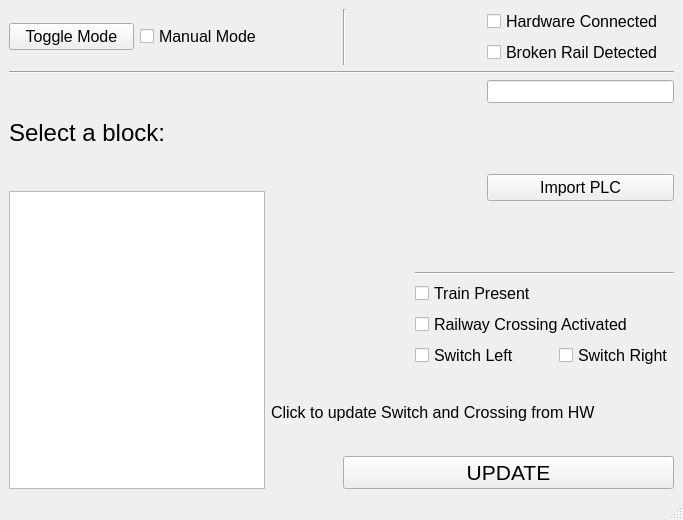
This is Conductors_TrainSystem/hwtcinterface.ui in JHarnishfeger/ECE1140_Conductors as Qt 5 draws it before an edit. The edited form follows.
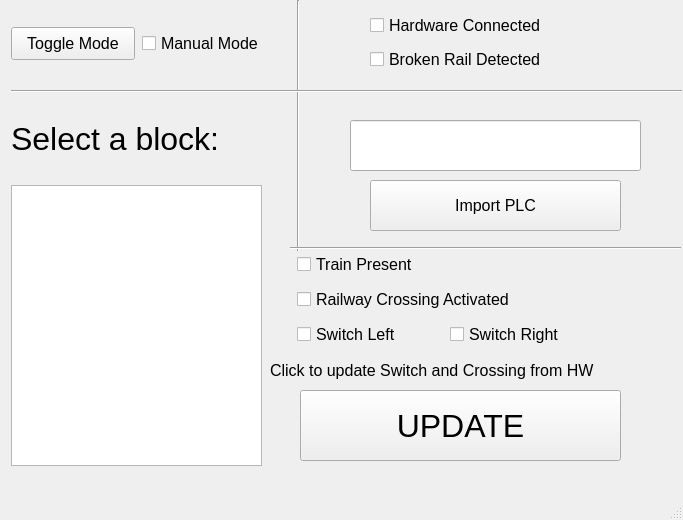
This is the edited form.

```diff
--- a/Conductors_TrainSystem/hwtcinterface.ui
+++ b/Conductors_TrainSystem/hwtcinterface.ui
@@ -14,9 +14,15 @@
    <string>HWTCInterface</string>
   </property>
   <widget class="QWidget" name="centralwidget">
-   <layout class="QGridLayout" name="gridLayout">
-    <item row="0" column="0">
      <widget class="QPushButton" name="pushButton">
+    <property name="geometry">
+     <rect>
+      <x>11</x>
+      <y>27</y>
+      <width>124</width>
+      <height>33</height>
+     </rect>
+    </property>
       <property name="font">
        <font>
         <pointsize>12</pointsize>
@@ -26,9 +32,15 @@
        <string>Toggle Mode</string>
       </property>
      </widget>
-    </item>
-    <item row="0" column="1" colspan="2">
      <widget class="QCheckBox" name="ModeBox">
+    <property name="geometry">
+     <rect>
+      <x>142</x>
+      <y>29</y>
+      <width>145</width>
+      <height>28</height>
+     </rect>
+    </property>
       <property name="font">
        <font>
         <pointsize>12</pointsize>
@@ -38,9 +50,15 @@
        <string>Manual Mode</string>
       </property>
      </widget>
-    </item>
-    <item row="0" column="3" colspan="2">
      <widget class="Line" name="line_2">
+    <property name="geometry">
+     <rect>
+      <x>290</x>
+      <y>0</y>
+      <width>16</width>
+      <height>251</height>
+     </rect>
+    </property>
       <property name="font">
        <font>
         <pointsize>12</pointsize>
@@ -50,62 +68,46 @@
        <enum>Qt::Vertical</enum>
       </property>
      </widget>
-    </item>
-    <item row="0" column="5" colspan="2">
-     <layout class="QVBoxLayout" name="verticalLayout">
-      <item>
-       <widget class="QCheckBox" name="HWConnection">
-        <property name="font">
-         <font>
-          <pointsize>12</pointsize>
-         </font>
-        </property>
-        <property name="mouseTracking">
-         <bool>true</bool>
-        </property>
-        <property name="text">
-         <string>Hardware Connected</string>
-        </property>
-        <property name="checkable">
-         <bool>true</bool>
-        </property>
-       </widget>
-      </item>
-      <item>
-       <widget class="QCheckBox" name="BrokenRailCheckBox">
-        <property name="font">
-         <font>
-          <pointsize>12</pointsize>
-         </font>
-        </property>
-        <property name="text">
-         <string>Broken Rail Detected</string>
-        </property>
-       </widget>
-      </item>
-     </layout>
-    </item>
-    <item row="1" column="0" colspan="7">
      <widget class="Line" name="line">
+    <property name="geometry">
+     <rect>
+      <x>11</x>
+      <y>83</y>
+      <width>671</width>
+      <height>16</height>
+     </rect>
+    </property>
       <property name="orientation">
        <enum>Qt::Horizontal</enum>
       </property>
      </widget>
-    </item>
-    <item row="2" column="0" rowspan="2" colspan="2">
      <widget class="QLabel" name="label">
+    <property name="geometry">
+     <rect>
+      <x>11</x>
+      <y>93</y>
+      <width>261</width>
+      <height>91</height>
+     </rect>
+    </property>
       <property name="font">
        <font>
-        <pointsize>18</pointsize>
+      <pointsize>24</pointsize>
        </font>
       </property>
       <property name="text">
        <string>Select a block:</string>
       </property>
      </widget>
-    </item>
-    <item row="2" column="5" colspan="2">
      <widget class="QLineEdit" name="PLCtextBox">
+    <property name="geometry">
+     <rect>
+      <x>350</x>
+      <y>120</y>
+      <width>291</width>
+      <height>51</height>
+     </rect>
+    </property>
       <property name="font">
        <font>
         <pointsize>10</pointsize>
@@ -115,9 +117,15 @@
        <string/>
       </property>
      </widget>
-    </item>
-    <item row="3" column="5" rowspan="2" colspan="2">
      <widget class="QPushButton" name="PLCButton">
+    <property name="geometry">
+     <rect>
+      <x>370</x>
+      <y>180</y>
+      <width>251</width>
+      <height>51</height>
+     </rect>
+    </property>
       <property name="font">
        <font>
         <pointsize>12</pointsize>
@@ -127,25 +135,43 @@
        <string>Import PLC</string>
       </property>
      </widget>
-    </item>
-    <item row="4" column="0" rowspan="7" colspan="2">
      <widget class="QListWidget" name="blockList">
+    <property name="geometry">
+     <rect>
+      <x>11</x>
+      <y>185</y>
+      <width>251</width>
+      <height>281</height>
+     </rect>
+    </property>
       <property name="font">
        <font>
         <pointsize>11</pointsize>
        </font>
       </property>
      </widget>
-    </item>
-    <item row="5" column="4" colspan="3">
      <widget class="Line" name="line_3">
+    <property name="geometry">
+     <rect>
+      <x>290</x>
+      <y>240</y>
+      <width>391</width>
+      <height>16</height>
+     </rect>
+    </property>
       <property name="orientation">
        <enum>Qt::Horizontal</enum>
       </property>
      </widget>
-    </item>
-    <item row="6" column="4" colspan="2">
      <widget class="QCheckBox" name="TrainPresentBox">
+    <property name="geometry">
+     <rect>
+      <x>297</x>
+      <y>250</y>
+      <width>146</width>
+      <height>28</height>
+     </rect>
+    </property>
       <property name="font">
        <font>
         <pointsize>12</pointsize>
@@ -155,9 +181,15 @@
        <string>Train Present</string>
       </property>
      </widget>
-    </item>
-    <item row="7" column="4" colspan="3">
      <widget class="QCheckBox" name="CrossingBox">
+    <property name="geometry">
+     <rect>
+      <x>297</x>
+      <y>285</y>
+      <width>266</width>
+      <height>28</height>
+     </rect>
+    </property>
       <property name="font">
        <font>
         <pointsize>12</pointsize>
@@ -167,9 +199,15 @@
        <string>Railway Crossing Activated</string>
       </property>
      </widget>
-    </item>
-    <item row="8" column="4" colspan="2">
      <widget class="QCheckBox" name="LeftBox">
+    <property name="geometry">
+     <rect>
+      <x>297</x>
+      <y>320</y>
+      <width>125</width>
+      <height>28</height>
+     </rect>
+    </property>
       <property name="font">
        <font>
         <pointsize>12</pointsize>
@@ -179,9 +217,15 @@
        <string>Switch Left</string>
       </property>
      </widget>
-    </item>
-    <item row="8" column="6">
      <widget class="QCheckBox" name="RightBox">
+    <property name="geometry">
+     <rect>
+      <x>450</x>
+      <y>320</y>
+      <width>137</width>
+      <height>28</height>
+     </rect>
+    </property>
       <property name="font">
        <font>
         <pointsize>12</pointsize>
@@ -191,9 +235,15 @@
        <string>Switch Right</string>
       </property>
      </widget>
-    </item>
-    <item row="9" column="2" colspan="5">
      <widget class="QLabel" name="label_2">
+    <property name="geometry">
+     <rect>
+      <x>270</x>
+      <y>358</y>
+      <width>402</width>
+      <height>24</height>
+     </rect>
+    </property>
       <property name="font">
        <font>
         <pointsize>12</pointsize>
@@ -215,20 +265,66 @@
        <string>Click to update Switch and Crossing from HW</string>
       </property>
      </widget>
-    </item>
-    <item row="10" column="3" colspan="4">
      <widget class="QPushButton" name="pushButton_2">
+    <property name="geometry">
+     <rect>
+      <x>300</x>
+      <y>390</y>
+      <width>321</width>
+      <height>71</height>
+     </rect>
+    </property>
       <property name="font">
        <font>
-        <pointsize>16</pointsize>
+      <pointsize>24</pointsize>
        </font>
       </property>
       <property name="text">
        <string>UPDATE</string>
       </property>
      </widget>
-    </item>
-   </layout>
+   <widget class="QWidget" name="">
+    <property name="geometry">
+     <rect>
+      <x>370</x>
+      <y>10</y>
+      <width>217</width>
+      <height>65</height>
+     </rect>
+    </property>
+    <layout class="QVBoxLayout" name="verticalLayout">
+     <item>
+      <widget class="QCheckBox" name="HWConnection">
+       <property name="font">
+        <font>
+         <pointsize>12</pointsize>
+        </font>
+       </property>
+       <property name="mouseTracking">
+        <bool>true</bool>
+       </property>
+       <property name="text">
+        <string>Hardware Connected</string>
+       </property>
+       <property name="checkable">
+        <bool>true</bool>
+       </property>
+      </widget>
+     </item>
+     <item>
+      <widget class="QCheckBox" name="BrokenRailCheckBox">
+       <property name="font">
+        <font>
+         <pointsize>12</pointsize>
+        </font>
+       </property>
+       <property name="text">
+        <string>Broken Rail Detected</string>
+       </property>
+      </widget>
+     </item>
+    </layout>
+   </widget>
   </widget>
   <widget class="QMenuBar" name="menubar">
    <property name="geometry">
```
Left out of the diff: 2 changed lines with no effect on the pictures. Lines whose indentation alone changed are shown as unchanged.
